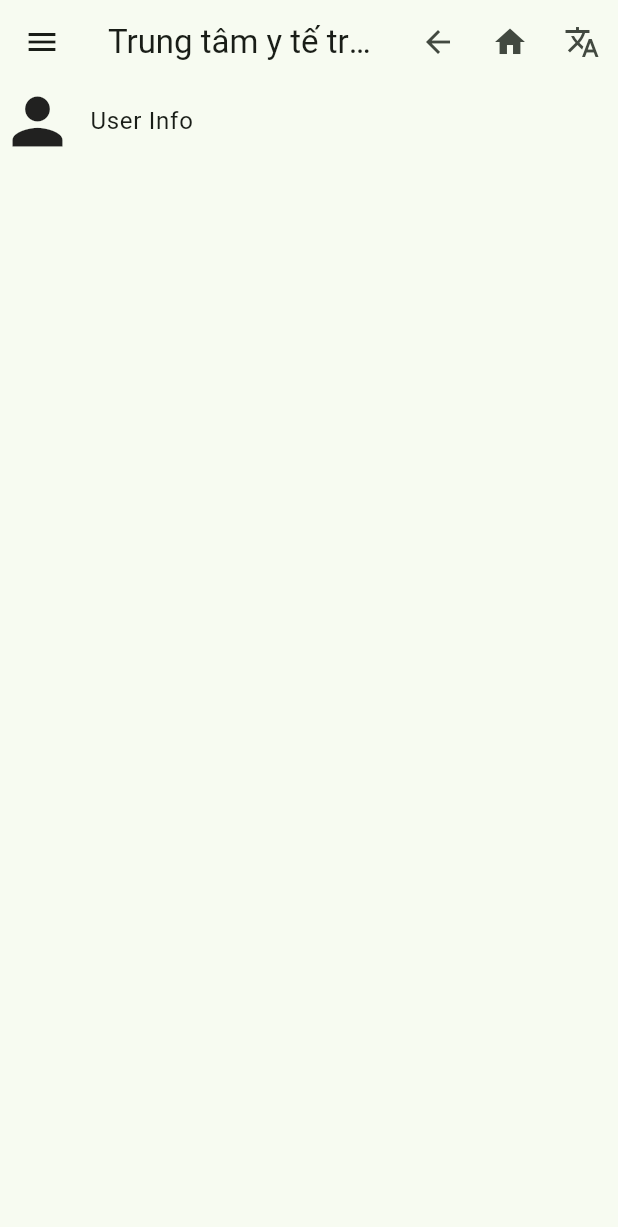
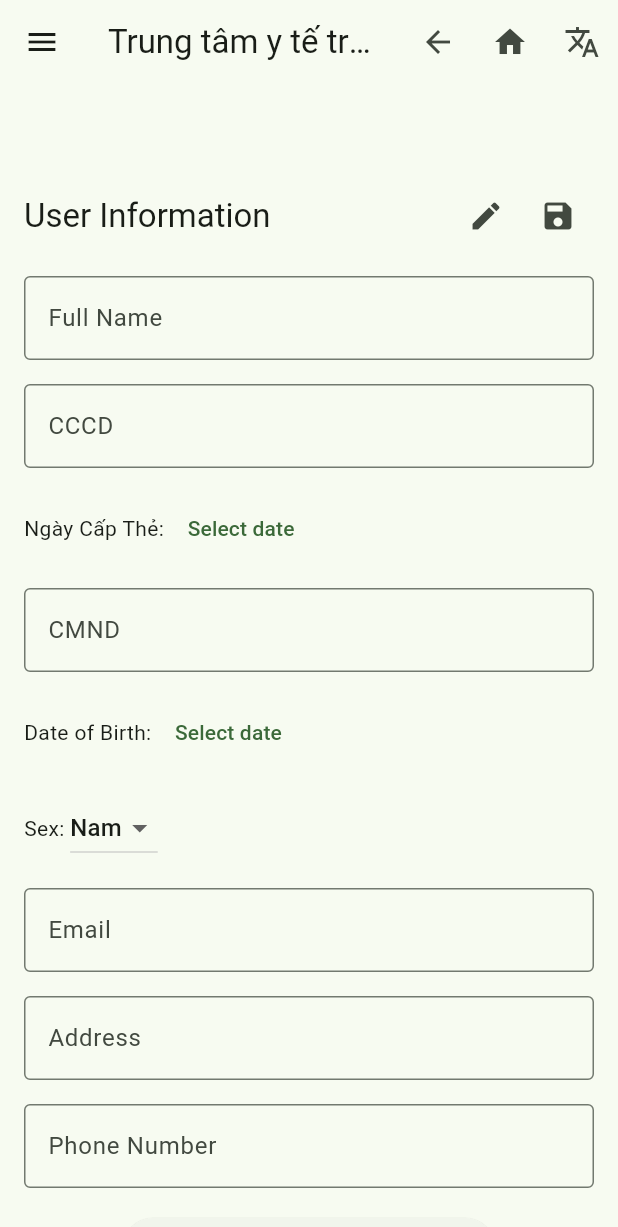
Before and after one commit to DartViet/vinamed2, a Flutter app: the UserInfo screen opened by its route, on a phone screen of 412 x 824 dp. Shown: the top 1227 px of the screen. Run offline on Flutter 3.47's test engine with Material 3 defaults, Android fonts, the phone set to English and light mode, and no system bars.

Commit message:
fix: add some more

```diff
--- a/lib/appbar/appbar.dart
+++ b/lib/appbar/appbar.dart
@@ -34,7 +34,11 @@ class FAppbarState extends State<FAppbar> {
             IconButton(
               icon: const Icon(Icons.home),
               onPressed: () {
-                Navigator.pushNamed(context, NamedRoutes.home);
+                Navigator.pushNamedAndRemoveUntil(
+                  context,
+                  NamedRoutes.home,
+                  (Route<dynamic> route) => false,
+                );
               },
             ),
             PopupMenuButton(
--- a/lib/pages/user_info/user_info.dart
+++ b/lib/pages/user_info/user_info.dart
@@ -12,21 +12,159 @@ class UserInfo extends StatefulWidget {
 }
 
 class UserInfoState extends State<UserInfo> {
+  DateTime? selectedDate;
   @override
   Widget build(BuildContext context) {
+    void selectDate() {
+      showDatePicker(
+        context: context,
+        initialDate: DateTime.now(),
+        firstDate: DateTime(1800),
+        lastDate: DateTime.now(),
+      ).then((pickedDate) {
+        if (pickedDate != null && pickedDate != selectedDate) {
+          setState(() {
+            selectedDate = pickedDate;
+          });
+        }
+      });
+    }
+
     return Scaffold(
       appBar: FAppbar(),
       drawer: FDrawer().getDrawer(context),
-      body: Column(
-        children: [
-          Row(
-            children: [
-              const Icon(Icons.person, size: 50),
-              const SizedBox(width: 10),
-              Text("User Info", style: Theme.of(context).textTheme.bodyLarge),
-            ],
+      body: SingleChildScrollView(
+        child: Padding(
+          padding: const EdgeInsets.fromLTRB(16, 64, 16, 16),
+          child: SizedBox(
+            width: 500,
+            child: Column(
+              crossAxisAlignment: CrossAxisAlignment.start,
+              spacing: 16,
+
+              children: [
+                Row(
+                  children: [
+                    Text(
+                      "User Information",
+                      style: Theme.of(context).textTheme.titleLarge,
+                    ),
+                    Expanded(child: Container()),
+                    IconButton(
+                      icon: const Icon(Icons.edit),
+                      onPressed: () {
+                        // Handle edit action
+                      },
+                    ),
+                    IconButton(
+                      icon: const Icon(Icons.save),
+                      onPressed: () {
+                        // Handle save action
+                      },
+                    ),
+                  ],
+                ),
+                TextField(
+                  decoration: InputDecoration(
+                    labelText: 'Full Name',
+                    border: OutlineInputBorder(),
+                  ),
+                ),
+                TextField(
+                  decoration: InputDecoration(
+                    labelText: 'CCCD',
+                    border: OutlineInputBorder(),
+                  ),
+                ),
+                Row(
+                  children: [
+                    Text('Ngày Cấp Thẻ: '),
+                    TextButton(
+                      onPressed: selectDate,
+                      child: Text(
+                        selectedDate == null
+                            ? 'Select date'
+                            : '${selectedDate!.day}/${selectedDate!.month}/${selectedDate!.year}',
+                      ),
+                    ),
+                  ],
+                ),
+                TextField(
+                  decoration: InputDecoration(
+                    labelText: 'CMND',
+                    border: OutlineInputBorder(),
+                  ),
+                ),
+
+                Row(
+                  children: [
+                    Text('Date of Birth: '),
+                    TextButton(
+                      onPressed: selectDate,
+                      child: Text(
+                        selectedDate == null
+                            ? 'Select date'
+                            : '${selectedDate!.day}/${selectedDate!.month}/${selectedDate!.year}',
+                      ),
+                    ),
+                  ],
+                ),
+
+                Row(
+                  children: [
+                    Text("Sex: "),
+                    DropdownButton<String>(
+                      value: "nam",
+                      items: [
+                        DropdownMenuItem(value: "nam", child: Text("Nam")),
+                        DropdownMenuItem(value: "nu", child: Text("Nữ")),
+                      ],
+                      onChanged: (value) {
+                        // Handle the change
+                      },
+                    ),
+                  ],
+                ),
+
+                TextField(
+                  decoration: InputDecoration(
+                    labelText: 'Email',
+                    border: OutlineInputBorder(),
+                  ),
+                ),
+                TextField(
+                  decoration: InputDecoration(
+                    labelText: 'Address',
+                    border: OutlineInputBorder(),
+                  ),
+                ),
+
+                TextField(
+                  decoration: InputDecoration(
+                    labelText: 'Phone Number',
+                    border: OutlineInputBorder(),
+                  ),
+                ),
+                Center(
+                  child: ElevatedButton(
+                    onPressed: () {},
+                    child: Container(
+                      width: 200,
+                      child: Row(
+                        spacing: 32,
+                        mainAxisAlignment: MainAxisAlignment.center,
+                        children: [
+                          Icon(Icons.qr_code_scanner),
+                          Text("Scan QR Code"),
+                        ],
+                      ),
+                    ),
+                  ),
+                ),
+              ],
+            ),
           ),
-        ],
+        ),
       ),
     );
   }
```
